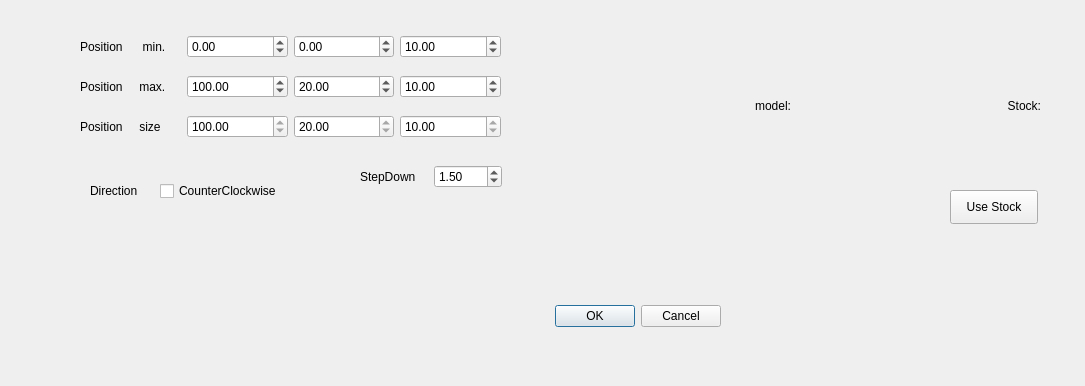
Above: src/Gui/rectcutdialog.ui from fredrickojackson/CppCAM before the change. Below: the same form after it.
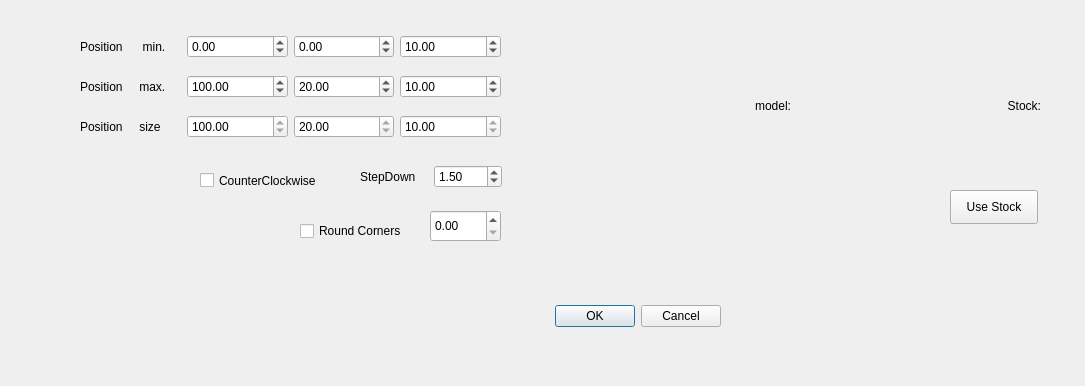
That is the form after the change.

Diff of the .ui file:
```diff
--- a/src/Gui/rectcutdialog.ui
+++ b/src/Gui/rectcutdialog.ui
@@ -32,29 +32,16 @@
   <widget class="QCheckBox" name="checkBox">
    <property name="geometry">
     <rect>
-     <x>160</x>
-     <y>180</y>
+     <x>200</x>
+     <y>170</y>
      <width>141</width>
-     <height>22</height>
+     <height>21</height>
     </rect>
    </property>
    <property name="text">
     <string>CounterClockwise</string>
    </property>
   </widget>
-  <widget class="QLabel" name="label_5">
-   <property name="geometry">
-    <rect>
-     <x>90</x>
-     <y>170</y>
-     <width>63</width>
-     <height>41</height>
-    </rect>
-   </property>
-   <property name="text">
-    <string>Direction</string>
-   </property>
-  </widget>
   <widget class="QWidget" name="layoutWidget">
    <property name="geometry">
     <rect>
@@ -297,6 +284,29 @@
     <set>Qt::AlignRight|Qt::AlignTrailing|Qt::AlignVCenter</set>
    </property>
   </widget>
+  <widget class="QCheckBox" name="cbroundcorner">
+   <property name="geometry">
+    <rect>
+     <x>300</x>
+     <y>220</y>
+     <width>121</width>
+     <height>22</height>
+    </rect>
+   </property>
+   <property name="text">
+    <string>Round Corners</string>
+   </property>
+  </widget>
+  <widget class="QDoubleSpinBox" name="dsbroundcorner">
+   <property name="geometry">
+    <rect>
+     <x>430</x>
+     <y>210</y>
+     <width>71</width>
+     <height>32</height>
+    </rect>
+   </property>
+  </widget>
  </widget>
  <resources/>
  <connections>
```
Left out of the diff: 2 changed lines with no effect on the pictures.
